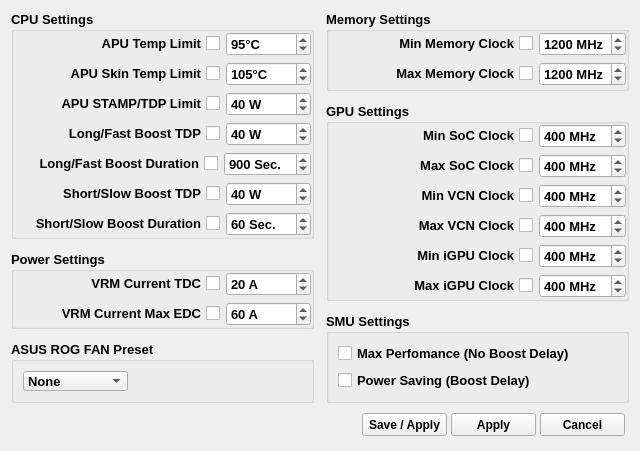
The window that CtrlAPUForm.ui (xodj/RyzenAdjCtrl) describes before a commit, drawn with Qt 5.
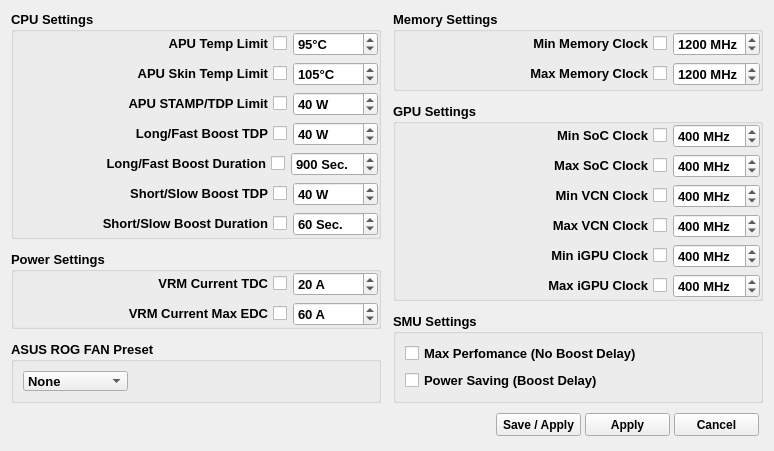
The same window after the commit.

What changed in the file:
```diff
--- a/CtrlAPUForm.ui
+++ b/CtrlAPUForm.ui
@@ -6,8 +6,8 @@
    <rect>
     <x>0</x>
     <y>0</y>
-    <width>640</width>
-    <height>415</height>
+    <width>774</width>
+    <height>448</height>
    </rect>
   </property>
   <property name="minimumSize">
@@ -1405,6 +1405,22 @@
      </item>
     </layout>
    </item>
+   <item>
+    <spacer name="verticalSpacer">
+     <property name="orientation">
+      <enum>Qt::Vertical</enum>
+     </property>
+     <property name="sizeType">
+      <enum>QSizePolicy::Maximum</enum>
+     </property>
+     <property name="sizeHint" stdset="0">
+      <size>
+       <width>20</width>
+       <height>24</height>
+      </size>
+     </property>
+    </spacer>
+   </item>
    <item>
     <layout class="QHBoxLayout" name="horizontalLayout_4">
      <property name="spacing">
```
